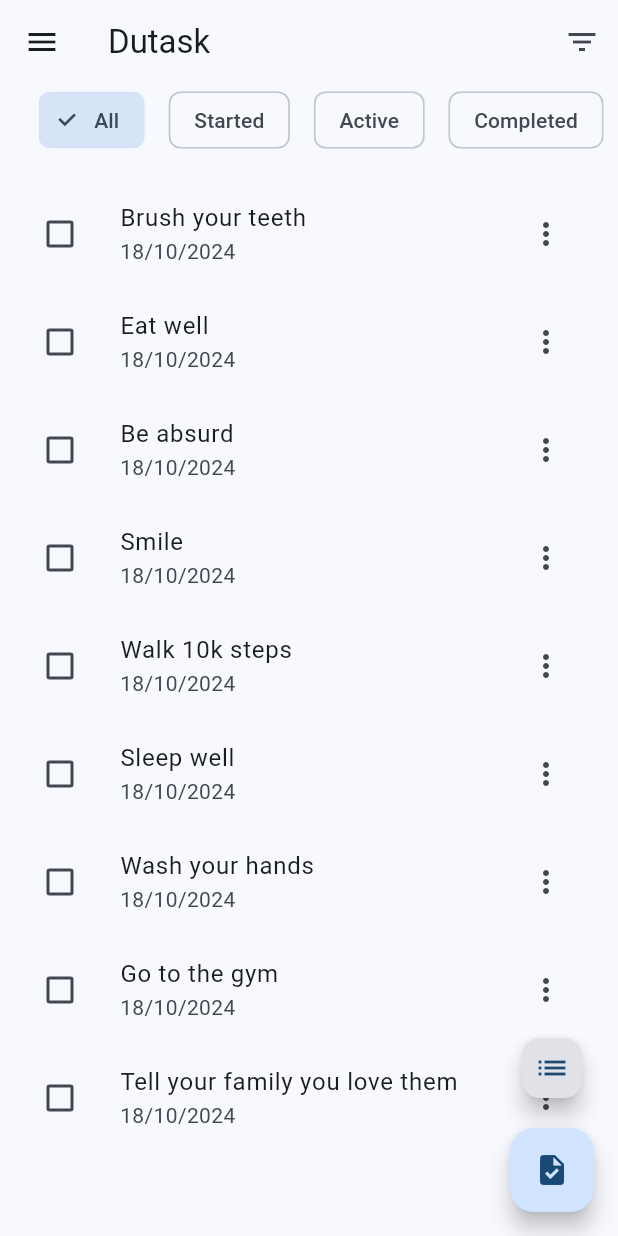
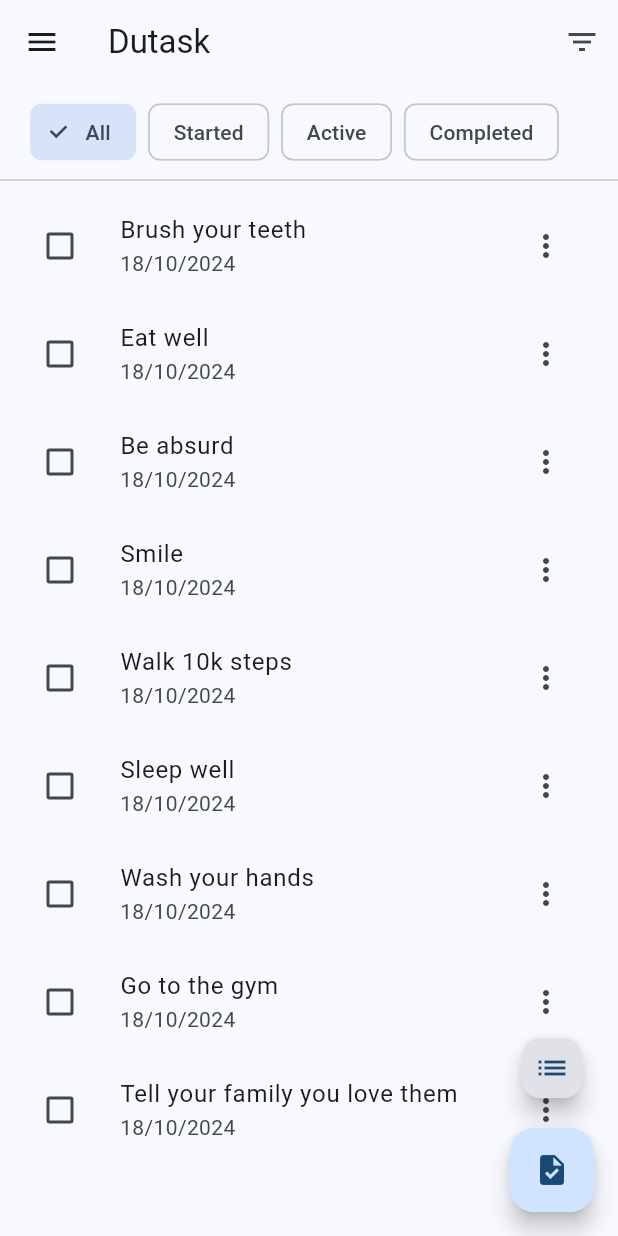
Before and after one commit to raffaelecostanzo/dutask, a Flutter app: the screen it shows after launch, on a phone screen of 412 x 824 dp. Run offline on Flutter 3.47's test engine with Material 3 defaults, Android fonts, the phone set to English and light mode, and no system bars; our stand-ins replace flutter_riverpod, freezed_annotation, mask_text_input_formatter; generated files the repository leaves out were written again.

Commit message:
modified the behaviour of the app bar, it is floating and snappable; filter chips now have a fixed position out of the app bar; made some graphic improvements

```diff
--- a/lib/providers/filtered_tasks_provider.dart
+++ b/lib/providers/filtered_tasks_provider.dart
@@ -1,7 +1,7 @@
 import 'package:dutask/models/task_model.dart';
 import 'package:dutask/providers/tasks_provider.dart';
-import 'package:dutask/utils/extensions/task_date_extensions.dart';
-import 'package:dutask/utils/extensions/task_status_extensions.dart';
+import 'package:dutask/extensions/task_date_extensions.dart';
+import 'package:dutask/extensions/task_status_extensions.dart';
 import 'package:flutter_riverpod/flutter_riverpod.dart';
 
 enum TaskStatusFilter { all, started, active, completed }
--- a/lib/providers/tasks_provider.dart
+++ b/lib/providers/tasks_provider.dart
@@ -1,6 +1,6 @@
 import 'package:dutask/data/default_tasks.dart';
 import 'package:dutask/models/task_model.dart';
-import 'package:dutask/utils/extensions/task_status_extensions.dart';
+import 'package:dutask/extensions/task_status_extensions.dart';
 import 'package:flutter_riverpod/flutter_riverpod.dart';
 
 class TasksNotifier extends Notifier<List<TaskModel>> {
--- a/lib/screens/list_form_screen.dart
+++ b/lib/screens/list_form_screen.dart
@@ -1,7 +1,7 @@
 import 'package:dutask/data/list_icons.dart';
 import 'package:dutask/models/list_model.dart';
 import 'package:dutask/providers/lists_provider.dart';
-import 'package:dutask/utils/extensions/common_extensions.dart';
+import 'package:dutask/extensions/common_extensions.dart';
 import 'package:dutask/utils/form_validator.dart';
 import 'package:dutask/utils/functions.dart';
 import 'package:flutter/material.dart';
--- a/lib/screens/task_form_screen.dart
+++ b/lib/screens/task_form_screen.dart
@@ -2,8 +2,8 @@ import 'package:dutask/models/task_model.dart';
 import 'package:dutask/providers/lists_provider.dart';
 import 'package:dutask/providers/tasks_provider.dart';
 import 'package:dutask/utils/constants.dart';
-import 'package:dutask/utils/extensions/common_extensions.dart';
-import 'package:dutask/utils/extensions/task_status_extensions.dart';
+import 'package:dutask/extensions/common_extensions.dart';
+import 'package:dutask/extensions/task_status_extensions.dart';
 import 'package:dutask/utils/form_validator.dart';
 import 'package:dutask/widgets/dropdown_menu_formfield.dart';
 import 'package:flutter/material.dart';
--- a/lib/screens/task_list_screen.dart
+++ b/lib/screens/task_list_screen.dart
@@ -21,8 +21,13 @@ class TaskListScreen extends ConsumerWidget {
     return Scaffold(
       drawer: MainDrawer(),
       endDrawer: FilterSettingsDrawer(),
-      appBar: AppBar(
+      body: SafeArea(
+        child: CustomScrollView(
+          slivers: [
+            SliverAppBar(
               title: const Text('Dutask'),
+              snap: true,
+              floating: true,
               actions: [
                 Builder(
                   builder: (context) => IconButton(
@@ -31,24 +36,46 @@ class TaskListScreen extends ConsumerWidget {
                   ),
                 ),
               ],
-        bottom: PreferredSize(
-          preferredSize: Size.fromHeight(64),
-          child: Padding(
-            padding: EdgeInsets.only(bottom: 16.0),
+            ),
+            SliverPersistentHeader(
+              pinned: true,
+              delegate: _SliverFilterChipsBarDelegate(
+                child: Column(
+                  children: [
+                    Padding(
+                      padding: EdgeInsets.only(top: 8.0),
+                      child: Align(
+                        alignment: Alignment.centerLeft,
                         child: FilterChipsBar(
                           selectedFilter: currentQuickFilter,
                         ),
                       ),
                     ),
+                    Divider(
+                      thickness: 1,
                     ),
-      body: tasks.isEmpty
-          ? Center(
+                  ],
+                ),
+              ),
+            ),
+            tasks.isEmpty
+                ? SliverFillRemaining(
+                    child: Center(
                       child: Text('There are no tasks at the moment.'),
+                    ),
                   )
-          : ListView.builder(
-              padding: EdgeInsets.only(bottom: 128),
-              itemCount: tasks.length,
-              itemBuilder: (_, index) => TaskItem(tasks[index])),
+                : SliverList(
+                    delegate: SliverChildBuilderDelegate(
+                      (context, index) => TaskItem(tasks[index]),
+                      childCount: tasks.length,
+                    ),
+                  ),
+            SliverToBoxAdapter(
+              child: SizedBox(height: 128), // Spazio vuoto di 128px
+            ),
+          ],
+        ),
+      ),
       floatingActionButton: Column(
         mainAxisAlignment: MainAxisAlignment.end,
         children: [
@@ -82,3 +109,28 @@ class TaskListScreen extends ConsumerWidget {
     );
   }
 }
+
+class _SliverFilterChipsBarDelegate extends SliverPersistentHeaderDelegate {
+  final Widget child;
+
+  _SliverFilterChipsBarDelegate({required this.child});
+
+  @override
+  double get minExtent => 72.0;
+  @override
+  double get maxExtent => 72.0;
+
+  @override
+  Widget build(
+      BuildContext context, double shrinkOffset, bool overlapsContent) {
+    return Container(
+      color: Theme.of(context).colorScheme.surface,
+      child: child,
+    );
+  }
+
+  @override
+  bool shouldRebuild(_SliverFilterChipsBarDelegate oldDelegate) {
+    return oldDelegate.child != child;
+  }
+}
--- a/lib/themes/default_themes.dart
+++ b/lib/themes/default_themes.dart
@@ -1,8 +1,21 @@
 import 'package:flutter/material.dart';
+import 'package:flutter/services.dart';
 
 final defaultLightTheme = ThemeData(
   appBarTheme: AppBarTheme(
     shape: const RoundedRectangleBorder(),
+    systemOverlayStyle: SystemUiOverlayStyle(
+      statusBarColor: ColorScheme.fromSeed(
+        seedColor: Colors.blue,
+        brightness: Brightness.light,
+      ).surface,
+      statusBarIconBrightness: Brightness.dark,
+      systemNavigationBarColor: ColorScheme.fromSeed(
+        seedColor: Colors.blue,
+        brightness: Brightness.light,
+      ).surface,
+      systemNavigationBarIconBrightness: Brightness.dark,
+    ),
   ),
   colorScheme: ColorScheme.fromSeed(
     seedColor: Colors.blue,
@@ -13,6 +26,18 @@ final defaultLightTheme = ThemeData(
 final defaultDarkTheme = ThemeData(
   appBarTheme: AppBarTheme(
     shape: const RoundedRectangleBorder(),
+    systemOverlayStyle: SystemUiOverlayStyle(
+      statusBarColor: ColorScheme.fromSeed(
+        seedColor: Colors.blue,
+        brightness: Brightness.dark,
+      ).surface,
+      statusBarIconBrightness: Brightness.light,
+      systemNavigationBarColor: ColorScheme.fromSeed(
+        seedColor: Colors.blue,
+        brightness: Brightness.dark,
+      ).surface,
+      systemNavigationBarIconBrightness: Brightness.light,
+    ),
   ),
   colorScheme: ColorScheme.fromSeed(
     seedColor: Colors.blue,
--- a/lib/utils/functions.dart
+++ b/lib/utils/functions.dart
@@ -1,4 +1,4 @@
-import 'package:dutask/utils/extensions/common_extensions.dart';
+import 'package:dutask/extensions/common_extensions.dart';
 import 'package:flutter/material.dart';
 
 String dynamicToString(dynamic object) {
--- a/lib/widgets/filter_chips_bar.dart
+++ b/lib/widgets/filter_chips_bar.dart
@@ -1,6 +1,6 @@
 import 'package:dutask/providers/filtered_tasks_provider.dart';
-import 'package:dutask/utils/extensions/task_date_extensions.dart';
-import 'package:dutask/utils/extensions/task_status_extensions.dart';
+import 'package:dutask/extensions/task_date_extensions.dart';
+import 'package:dutask/extensions/task_status_extensions.dart';
 import 'package:flutter/material.dart';
 import 'package:flutter_riverpod/flutter_riverpod.dart';
 
@@ -21,7 +21,7 @@ class FilterChipsBar extends ConsumerWidget {
         selectedFilter.toString() == 'TaskStatusFilter'
             ? TaskStatusFilter.values.map((filter) {
                 return Padding(
-                  padding: const EdgeInsets.symmetric(horizontal: 8.0),
+                  padding: const EdgeInsets.symmetric(horizontal: 4.0),
                   child: FilterChip(
                     label: Text(filter.mapToText()),
                     selected: selectedStatusFilterValue == filter,
--- a/lib/widgets/task_item.dart
+++ b/lib/widgets/task_item.dart
@@ -2,7 +2,7 @@ import 'package:dutask/models/task_model.dart';
 import 'package:dutask/providers/tasks_provider.dart';
 import 'package:dutask/screens/task_form_screen.dart';
 import 'package:dutask/utils/constants.dart';
-import 'package:dutask/utils/extensions/task_status_extensions.dart';
+import 'package:dutask/extensions/task_status_extensions.dart';
 import 'package:dutask/widgets/task_item_menu_button.dart';
 import 'package:flutter/material.dart';
 import 'package:flutter_riverpod/flutter_riverpod.dart';
--- a/lib/widgets/task_item_menu_button.dart
+++ b/lib/widgets/task_item_menu_button.dart
@@ -1,7 +1,7 @@
 import 'package:dutask/models/task_model.dart';
 import 'package:dutask/providers/tasks_provider.dart';
 import 'package:dutask/utils/constants.dart';
-import 'package:dutask/utils/extensions/common_extensions.dart';
+import 'package:dutask/extensions/common_extensions.dart';
 import 'package:dutask/screens/task_form_screen.dart';
 import 'package:dutask/widgets/task_item.dart';
 import 'package:flutter/material.dart';
```
Also changed, not shown: lib/extensions/common_extensions.dart (added, +48 -0 lines), lib/utils/extensions/common_extensions.dart (deleted, +0 -48 lines), lib/widgets/settings_item.dart (+14 -3 lines), lib/extensions/task_date_extensions.dart (renamed from lib/utils/extensions/task_date_extensions.dart), lib/extensions/task_status_extensions.dart (renamed from lib/utils/extensions/task_status_extensions.dart). Lines whose indentation alone changed are shown as unchanged.
